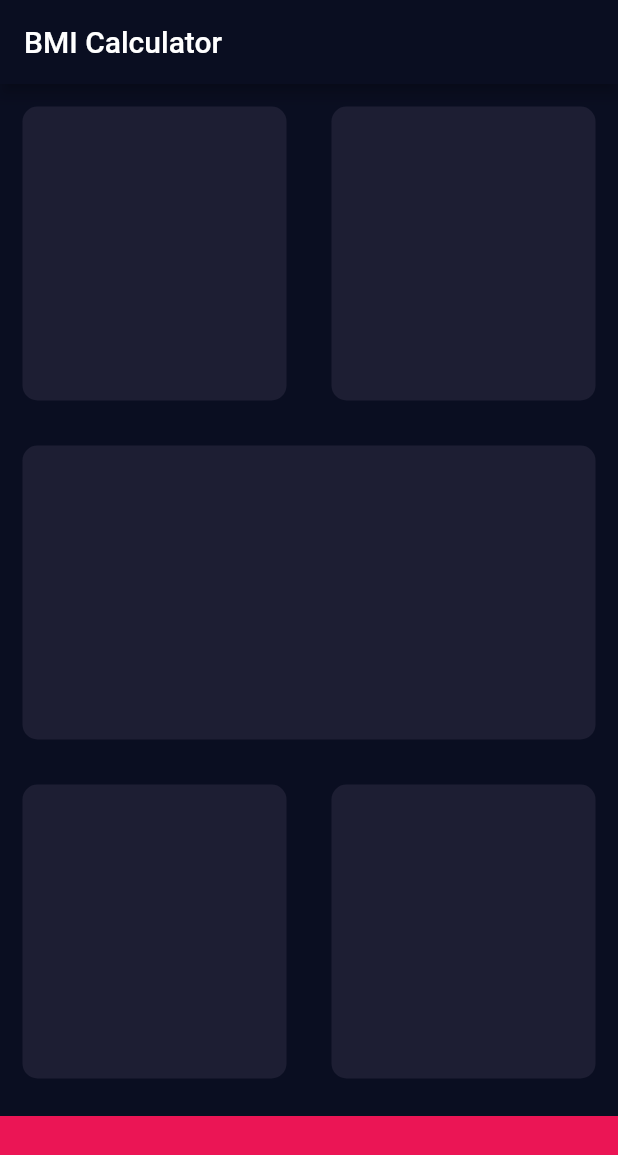
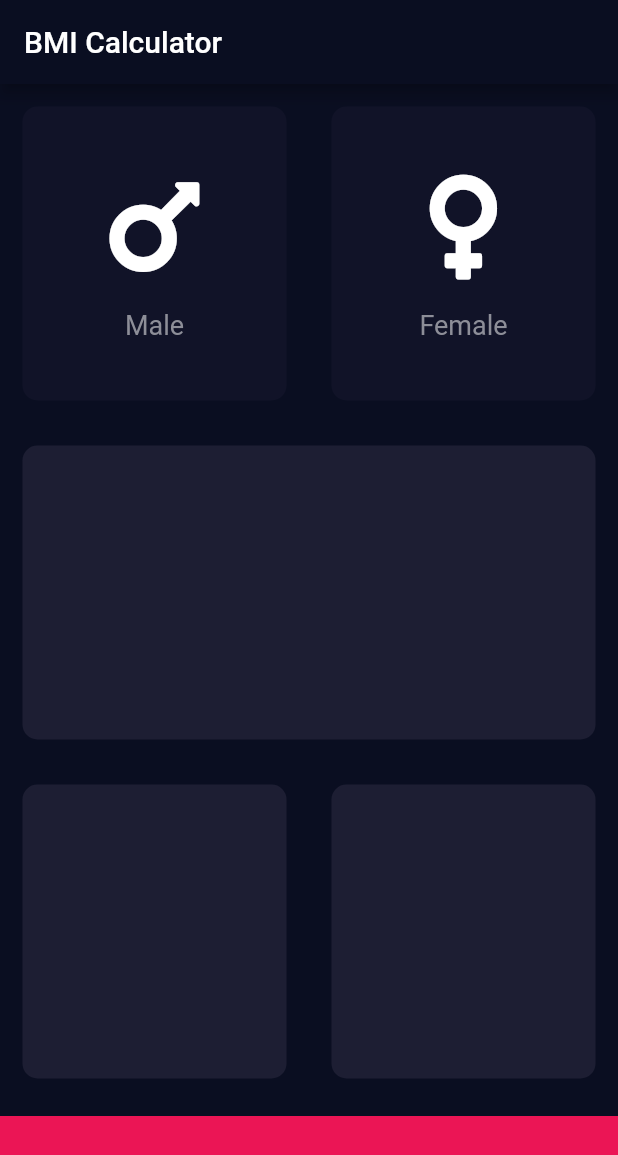
Before and after one commit to NehemiahLimo/bmi, a Flutter app: the screen it shows after launch, on a phone screen of 412 x 824 dp. Shown: the top 1155 px of the screen. Run offline on Flutter 3.47's test engine with Material 2 defaults, Android fonts, the phone set to English and light mode, and no system bars; our stand-ins replace font_awesome_flutter.

Commit message:
Modified on GestureDetector usage

```diff
--- a/lib/InputPage.dart
+++ b/lib/InputPage.dart
@@ -1,13 +1,39 @@
 import 'package:flutter/material.dart';
+import 'package:font_awesome_flutter/font_awesome_flutter.dart';
+import 'icon_content.dart';
+import 'reusable_content.dart';
 
 const bottomContainerHeight = 80.0;
 const reusableColor = Color(0xFF1D1E33);
+const inactiveColor = Color(0xFF111328);
+
 class InputPage extends StatefulWidget {
   @override
   _InputPageState createState() => _InputPageState();
 }
 
 class _InputPageState extends State<InputPage> {
+  Color maleColor = inactiveColor;
+  Color femaleColor  = inactiveColor;
+
+  void changeColor(int gender){
+    //1=Male, 2=Female
+    if(gender==1){
+      if(maleColor==inactiveColor){
+        maleColor = reusableColor;
+        femaleColor = inactiveColor;
+      }else{
+        maleColor=inactiveColor;
+      }
+    }else if(gender ==2){
+      if(femaleColor==inactiveColor){
+        femaleColor = reusableColor;
+        maleColor = inactiveColor;
+      }else{
+        femaleColor=inactiveColor;
+      }
+    }
+  }
   @override
   Widget build(BuildContext context) {
 
@@ -23,8 +49,28 @@ class _InputPageState extends State<InputPage> {
             child: Row(
               children: <Widget>[
                 Expanded(
-                  child: ReusableCard(colour: reusableColor,),),
-                Expanded(child: ReusableCard(colour: reusableColor,),),
+                  child: GestureDetector(
+                    onTap: (){
+                      setState(() {
+                        changeColor(1);
+                      });
+                    },
+                    child: ReusableCard(colour: maleColor,
+                        cardChild: MaleFemaleCard(icon: FontAwesomeIcons.mars, label: 'Male',),
+
+                    ),
+                  ),),
+                Expanded(child: GestureDetector(
+                  onTap: (){
+                    setState(() {
+                      changeColor(2);
+                    });
+                  },
+                  child: ReusableCard(colour: femaleColor,
+                    cardChild: MaleFemaleCard(icon: FontAwesomeIcons.venus, label: 'Female',),
+
+                  ),
+                ),),
               ],
             ),
           ),
@@ -52,21 +98,3 @@ class _InputPageState extends State<InputPage> {
     );
   }
 }
-
-class ReusableCard extends StatelessWidget {
-  ReusableCard({@required this.colour});
-  final Color colour;
-
-
-  @override
-  Widget build(BuildContext context) {
-    return Container(
-    margin: EdgeInsets.all(15.0),
-    decoration: BoxDecoration(
-      color: colour,
-      borderRadius: BorderRadius.circular(10.0),
-    ),
-
-                );
-  }
-}
--- /dev/null
+++ b/lib/icon_content.dart
@@ -0,0 +1,27 @@
+import 'package:flutter/material.dart';
+import 'package:font_awesome_flutter/font_awesome_flutter.dart';
+
+class MaleFemaleCard extends StatelessWidget {
+  MaleFemaleCard({this.icon, this.label});
+  final IconData icon;
+  final String label;
+  @override
+  Widget build(BuildContext context) {
+    return Column(
+      mainAxisAlignment:MainAxisAlignment.center,
+      children: <Widget>[
+        Icon(
+          icon,
+          size: 80.0,
+        ),
+        SizedBox(
+          height: 15.0,
+        ),
+        Text(label, style: TextStyle(
+            fontSize: 18.0,
+            color: Color(0xFF8D8E98)
+        ),),
+      ],
+    );
+  }
+}
--- /dev/null
+++ b/lib/reusable_content.dart
@@ -0,0 +1,21 @@
+import 'package:flutter/material.dart';
+
+class ReusableCard extends StatelessWidget {
+  ReusableCard({@required this.colour, this.cardChild});
+  final Color colour;
+  final cardChild;
+
+
+  @override
+  Widget build(BuildContext context) {
+    return Container(
+      child: cardChild,
+      margin: EdgeInsets.all(15.0),
+      decoration: BoxDecoration(
+        color: colour,
+        borderRadius: BorderRadius.circular(10.0),
+      ),
+
+    );
+  }
+}
--- a/pubspec.yaml
+++ b/pubspec.yaml
@@ -23,6 +23,7 @@ dependencies:
   # The following adds the Cupertino Icons font to your application.
   # Use with the CupertinoIcons class for iOS style icons.
   cupertino_icons: ^0.1.2
+  font_awesome_flutter: ^8.8.1
 
 dev_dependencies:
   flutter_test:
```
Also changed, not shown: pubspec.lock, 1 other file.
